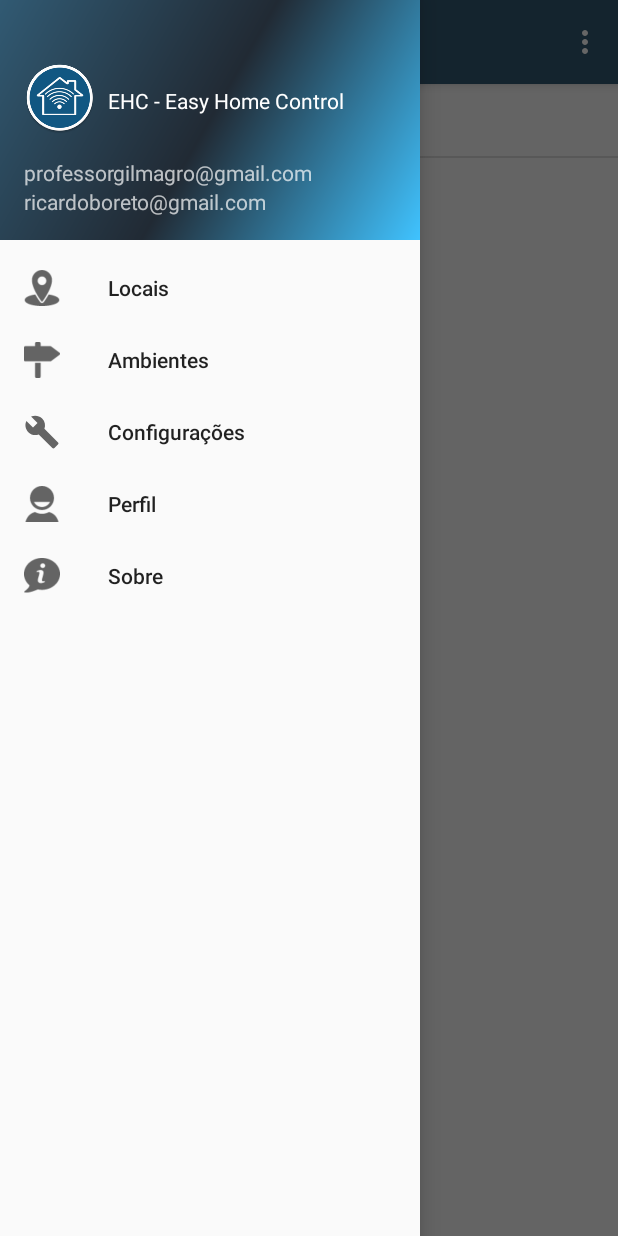
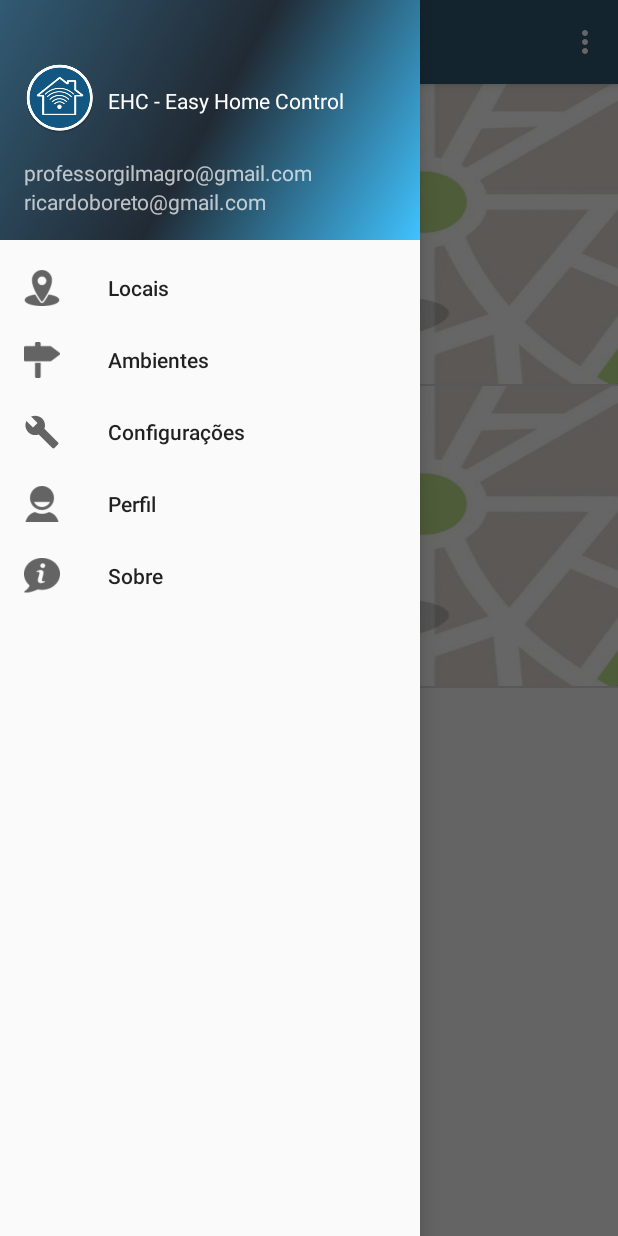
Before and after one commit to fernandollira/ehc, an Android app: the screen it shows after launch (MainActivity), with the side drawer open, on a phone screen of 412 x 824 dp. Run offline under Robolectric (Android 15) with nearby library versions, the phone set to English and light mode, and no system bars; 1 statement that could not run was skipped.

Commit message:
Layout para locais

```diff
--- a/app/src/main/java/aiec/br/ehc/AboutActivity.java
+++ b/app/src/main/java/aiec/br/ehc/AboutActivity.java
@@ -18,7 +18,8 @@
             pInfo = getPackageManager().getPackageInfo(getPackageName(), 0);
             String version = pInfo.versionName;
             TextView lblVersion = (TextView) findViewById(R.id.app_version);
-            lblVersion.setText("Versão " + version.toString());
+            String versionPhrase = getResources().getString(R.string.version);
+            lblVersion.setText(String.format("%s %s", versionPhrase, version.toString()));
         } catch (PackageManager.NameNotFoundException e) {
             e.printStackTrace();
         }
--- a/app/src/main/java/aiec/br/ehc/MainActivity.java
+++ b/app/src/main/java/aiec/br/ehc/MainActivity.java
@@ -43,10 +43,21 @@
         toggle.syncState();
 
         listViewPlaces = (ListView) this.findViewById(R.id.place_list_items);
-        this.fillPlaces();
         registerForContextMenu(listViewPlaces);
         NavigationView navigationView = (NavigationView) findViewById(R.id.nav_view);
         navigationView.setNavigationItemSelectedListener(this);
+
+        //criar um novo local (teste)
+        Place place = new Place();
+        place.setName("Minha casa");
+        place.setDescription("São Paulo");
+        place.setIcon("home");
+        place.setHost("192.168.1.500");
+        place.setPort(8080);
+        place.save(this);
+
+
+        this.fillPlaces();
     }
 
     /**
--- a/app/src/main/java/aiec/br/ehc/adapter/PlaceAdapter.java
+++ b/app/src/main/java/aiec/br/ehc/adapter/PlaceAdapter.java
@@ -1,6 +1,8 @@
 package aiec.br.ehc.adapter;
 
 import android.content.Context;
+import android.content.res.Resources;
+import android.graphics.drawable.Drawable;
 import android.view.LayoutInflater;
 import android.view.View;
 import android.view.ViewGroup;
@@ -87,16 +89,23 @@
         // se a view já foi instanciada, logo não precisamos instanciá-la novamente
         if (view == null) {
             LayoutInflater inflater = LayoutInflater.from(this.context);
-            view = inflater.inflate(R.layout.list_places, parent, false);
+            view = inflater.inflate(R.layout.list_place_item, parent, false);
         }
 
         TextView txtName = (TextView) view.findViewById(R.id.place_item_name);
         TextView txtDescription = (TextView) view.findViewById(R.id.place_item_description);
+        TextView txtHost = (TextView) view.findViewById(R.id.place_item_host);
         ImageView imgIcon = (ImageView) view.findViewById(R.id.place_item_icon);
         Place place = this.listPlaces.get(position);
 
+        String port = place.getPort() != null ? place.getPort().toString() : "";
         txtName.setText(place.getName());
         txtDescription.setText(place.getDescription());
+        txtHost.setText(place.getHost() + ": " + port);
+
+        Resources resources = context.getResources();
+        int resourceId = resources.getIdentifier(place.getIcon(), "drawable", context.getPackageName());
+        imgIcon.setImageResource(resourceId);
 
         return view;
     }
--- a/app/src/main/java/aiec/br/ehc/model/Place.java
+++ b/app/src/main/java/aiec/br/ehc/model/Place.java
@@ -1,6 +1,10 @@
 package aiec.br.ehc.model;
 
+import android.content.Context;
+
 import java.util.Date;
+
+import aiec.br.ehc.dao.PlaceDAO;
 
 /**
  * Modelo locais
@@ -114,4 +118,10 @@
     public void setActive(Boolean active) {
         this.active = active;
     }
+
+    public void save(Context context) {
+        PlaceDAO dao = new PlaceDAO(context);
+        dao.save(this);
+        dao.close();
+    }
 }
--- a/app/src/main/res/layout/content_main.xml
+++ b/app/src/main/res/layout/content_main.xml
@@ -12,7 +12,6 @@
         android:id="@+id/place_list_items"
         android:layout_width="match_parent"
         android:layout_height="match_parent"
-        tools:layout_editor_absoluteY="8dp"
-        tools:layout_editor_absoluteX="8dp" />
+        />
 
 </android.support.constraint.ConstraintLayout>
--- a/app/src/main/res/values/dimens.xml
+++ b/app/src/main/res/values/dimens.xml
@@ -6,4 +6,7 @@
     <dimen name="nav_header_height">160dp</dimen>
     <dimen name="fab_margin">16dp</dimen>
     <dimen name="splash_text_bottom">12dp</dimen>
+    <dimen name="text_small">8dp</dimen>
+    <dimen name="text_normal">12dp</dimen>
+    <dimen name="text_big">16dp</dimen>
 </resources>
```
Also changed, not shown: app/src/main/res/layout/list_place_item.xml (added, +62 -0 lines), app/src/main/res/layout/list_places.xml (deleted, +0 -36 lines), app/src/main/res/values/strings.xml (+6 -2 lines), app/src/main/res/drawable/map_pin_in_map.jpg (added), 37 other files.
